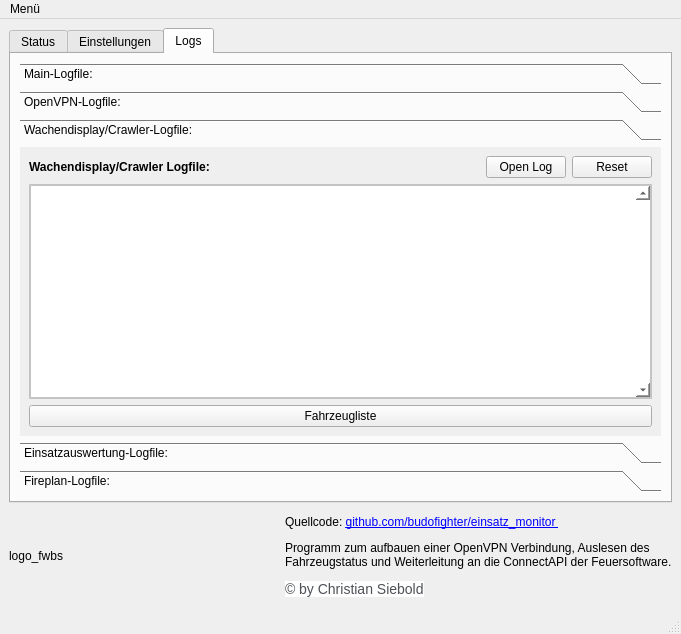
Before: the Qt Designer form ui/new/mainwindow.ui in budofighter/einsatz_monitor, drawn with Qt 5.
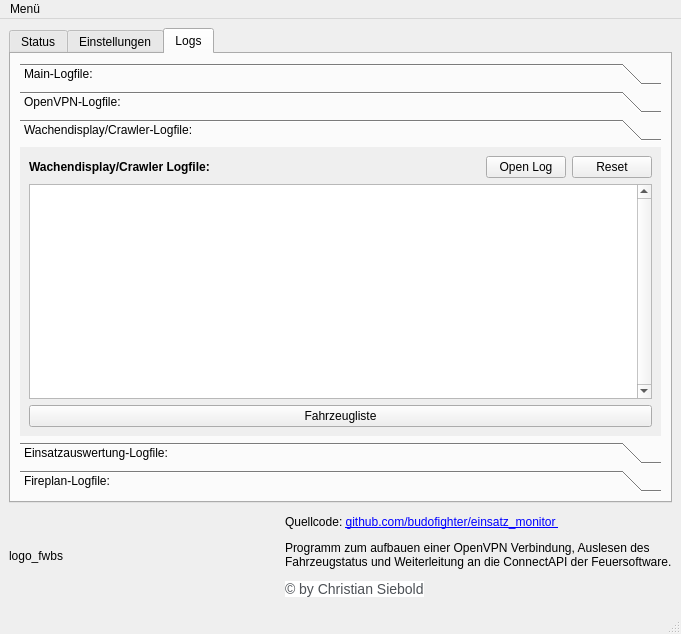
After: the same form once the commit is applied. The open tabs and pages were chosen to show the change.

What changed in the file:
```diff
--- a/ui/new/mainwindow.ui
+++ b/ui/new/mainwindow.ui
@@ -2748,8 +2748,8 @@
             <rect>
              <x>0</x>
              <y>0</y>
-             <width>361</width>
-             <height>153</height>
+             <width>632</width>
+             <height>276</height>
             </rect>
            </property>
            <attribute name="label">
@@ -2792,9 +2792,6 @@
               </item>
               <item row="1" column="0" colspan="3">
                <widget class="QTextBrowser" name="textEdit_log_crawler">
-                <property name="styleSheet">
-                 <string notr="true">background-color: white;border: 2px solid #a0a0a0a0;</string>
-                </property>
                 <property name="verticalScrollBarPolicy">
                  <enum>Qt::ScrollBarPolicy::ScrollBarAlwaysOn</enum>
                 </property>
```
Left out of the diff: 41 changed lines with no effect on the pictures.
